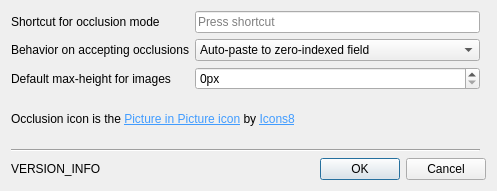
Qt form anki/designer/settings.ui (hgiesel/closet) before a commit.
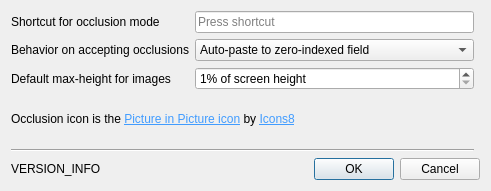
The same form after that commit.

Commit message: Implement maxHeight mapping to percentages of screen height

What changed in the file:
```diff
--- a/anki/designer/settings.ui
+++ b/anki/designer/settings.ui
@@ -6,7 +6,7 @@
    <rect>
     <x>0</x>
     <y>0</y>
-    <width>497</width>
+    <width>491</width>
     <height>191</height>
    </rect>
   </property>
@@ -99,10 +99,13 @@
    <item row="2" column="1">
     <widget class="QSpinBox" name="maxHeight">
      <property name="suffix">
-      <string>px</string>
+      <string>% of screen height</string>
+     </property>
+     <property name="minimum">
+      <number>1</number>
      </property>
      <property name="maximum">
-      <number>9999</number>
+      <number>100</number>
      </property>
     </widget>
    </item>
```
The commit also changes 3 other files.
